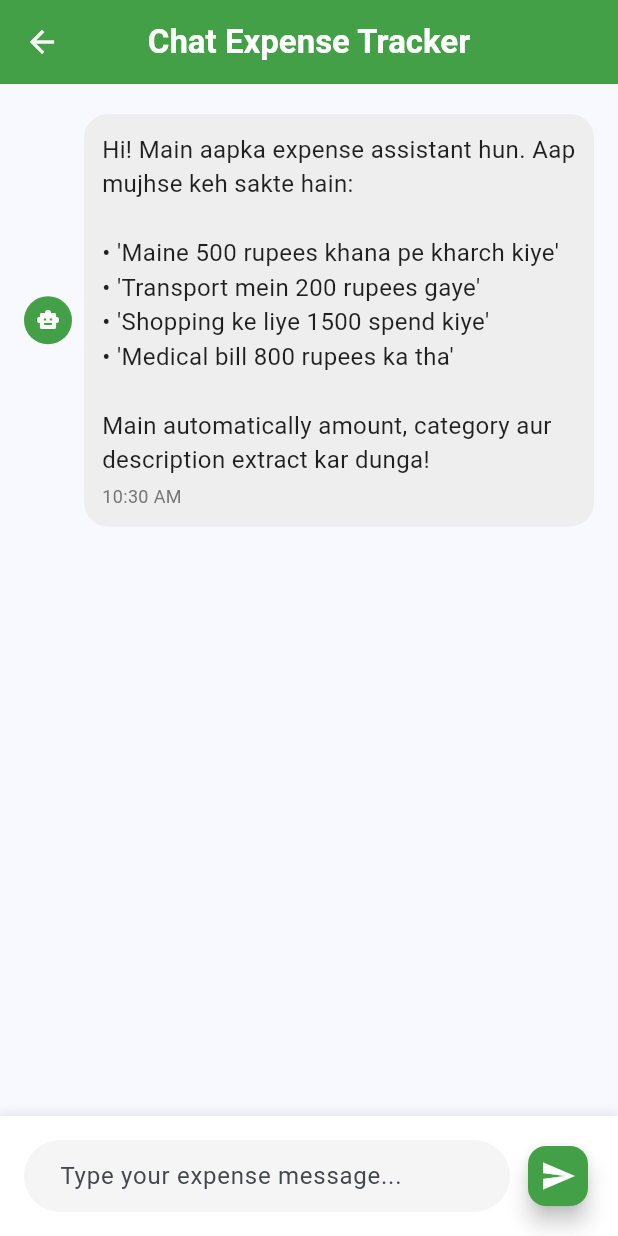
After one commit to faizan0213/expense-tracker, a Flutter app: the screen it shows after launch, after a tap on "Chat to Add Expense", on a phone screen of 412 x 824 dp. The commit adds this screen. Run offline on Flutter 3.47's test engine with Material 3 defaults, Android fonts, the phone set to English and light mode, and no system bars; our stand-ins replace file_picker, image_picker, shared_preferences, supabase_flutter; accounts and stored records are empty.

Commit message:
second commit

```diff
--- a/lib/config/api_config.dart
+++ b/lib/config/api_config.dart
@@ -7,6 +7,7 @@ class ApiConfig {
   // API endpoints
   static const String uploadEndpoint = '/upload-image';
   static const String statusEndpoint = '/status'; // For checking processing status
+  static const String chatExpenseEndpoint = '/api/v1/process-expense-message'; // Chat expense processing
 
   // Request timeout
   static const Duration requestTimeout = Duration(seconds: 30);
--- /dev/null
+++ b/lib/screens/chat_expense_screen.dart
@@ -0,0 +1,333 @@
+import 'package:flutter/material.dart';
+import 'package:intl/intl.dart';
+import '../models/expense.dart';
+import '../services/expense_service.dart';
+import '../services/chat_expense_service.dart';
+
+class ChatExpenseScreen extends StatefulWidget {
+  const ChatExpenseScreen({super.key});
+
+  @override
+  State<ChatExpenseScreen> createState() => _ChatExpenseScreenState();
+}
+
+class _ChatExpenseScreenState extends State<ChatExpenseScreen> {
+  final TextEditingController _messageController = TextEditingController();
+  final ScrollController _scrollController = ScrollController();
+  final List<ChatMessage> _messages = [];
+  bool _isLoading = false;
+
+  @override
+  void initState() {
+    super.initState();
+    _addWelcomeMessage();
+  }
+
+  void _addWelcomeMessage() {
+    _messages.add(ChatMessage(
+      text: "Hi! Main aapka expense assistant hun. Aap mujhse keh sakte hain:\n\n"
+          "• 'Maine 500 rupees khana pe kharch kiye'\n"
+          "• 'Transport mein 200 rupees gaye'\n"
+          "• 'Shopping ke liye 1500 spend kiye'\n"
+          "• 'Medical bill 800 rupees ka tha'\n\n"
+          "Main automatically amount, category aur description extract kar dunga!",
+      isUser: false,
+      timestamp: DateTime.now(),
+    ));
+  }
+
+  void _sendMessage() async {
+    final message = _messageController.text.trim();
+    if (message.isEmpty) return;
+
+    setState(() {
+      _messages.add(ChatMessage(
+        text: message,
+        isUser: true,
+        timestamp: DateTime.now(),
+      ));
+      _isLoading = true;
+    });
+
+    _messageController.clear();
+    _scrollToBottom();
+
+    try {
+      // Process the message to extract expense data
+      final expenseData = await ChatExpenseService.processExpenseMessage(message);
+
+      if (expenseData != null) {
+        // Create expense
+        final expense = Expense(
+          id: DateTime.now().millisecondsSinceEpoch.toString(),
+          amount: expenseData['amount'],
+          category: expenseData['category'],
+          name: expenseData['description'] ?? 'Expense via Chat',
+          mode: 'Cash', // Default payment mode
+          date: DateTime.now(),
+        );
+
+        // Save expense
+        await ExpenseService.addExpense(expense);
+
+        // Add success message
+        setState(() {
+          _messages.add(ChatMessage(
+            text: "✅ Expense successfully added!\n\n"
+                "Amount: ₹${expense.amount.toStringAsFixed(2)}\n"
+                "Category: ${expense.category}\n"
+                "Name: ${expense.name}\n"
+                "Mode: ${expense.mode}\n"
+                "Date: ${DateFormat('dd MMM yyyy, hh:mm a').format(expense.date)}",
+            isUser: false,
+            timestamp: DateTime.now(),
+            expense: expense,
+          ));
+        });
+      } else {
+        // Add error message
+        setState(() {
+          _messages.add(ChatMessage(
+            text: "Sorry, main aapke message se expense details extract nahi kar paya. "
+                "Kripya amount aur category clearly mention kariye.\n\n"
+                "Example: 'Maine 500 rupees food pe spend kiye'",
+            isUser: false,
+            timestamp: DateTime.now(),
+          ));
+        });
+      }
+    } catch (e) {
+      setState(() {
+        _messages.add(ChatMessage(
+          text: "Error occurred: $e\nPlease try again.",
+          isUser: false,
+          timestamp: DateTime.now(),
+        ));
+      });
+    }
+
+    setState(() {
+      _isLoading = false;
+    });
+    _scrollToBottom();
+  }
+
+  void _scrollToBottom() {
+    WidgetsBinding.instance.addPostFrameCallback((_) {
+      if (_scrollController.hasClients) {
+        _scrollController.animateTo(
+          _scrollController.position.maxScrollExtent,
+          duration: const Duration(milliseconds: 300),
+          curve: Curves.easeOut,
+        );
+      }
+    });
+  }
+
+  @override
+  Widget build(BuildContext context) {
+    return Scaffold(
+      appBar: AppBar(
+        title: const Text(
+          'Chat Expense Tracker',
+          style: TextStyle(fontWeight: FontWeight.bold),
+        ),
+        backgroundColor: Colors.green[600],
+        foregroundColor: Colors.white,
+        elevation: 0,
+      ),
+      body: Column(
+        children: [
+          // Chat messages
+          Expanded(
+            child: ListView.builder(
+              controller: _scrollController,
+              padding: const EdgeInsets.all(16),
+              itemCount: _messages.length,
+              itemBuilder: (context, index) {
+                final message = _messages[index];
+                return _buildMessageBubble(message);
+              },
+            ),
+          ),
+
+          // Loading indicator
+          if (_isLoading)
+            const Padding(
+              padding: EdgeInsets.all(8.0),
+              child: CircularProgressIndicator(),
+            ),
+
+          // Message input
+          Container(
+            padding: const EdgeInsets.all(16),
+            decoration: BoxDecoration(
+              color: Colors.white,
+              boxShadow: [
+                BoxShadow(
+                  color: Colors.grey.withOpacity(0.2),
+                  spreadRadius: 1,
+                  blurRadius: 5,
+                  offset: const Offset(0, -2),
+                ),
+              ],
+            ),
+            child: Row(
+              children: [
+                Expanded(
+                  child: TextField(
+                    controller: _messageController,
+                    decoration: InputDecoration(
+                      hintText: 'Type your expense message...',
+                      border: OutlineInputBorder(
+                        borderRadius: BorderRadius.circular(25),
+                        borderSide: BorderSide.none,
+                      ),
+                      filled: true,
+                      fillColor: Colors.grey[100],
+                      contentPadding: const EdgeInsets.symmetric(
+                        horizontal: 20,
+                        vertical: 10,
+                      ),
+                    ),
+                    maxLines: null,
+                    textInputAction: TextInputAction.send,
+                    onSubmitted: (_) => _sendMessage(),
+                  ),
+                ),
+                const SizedBox(width: 8),
+                FloatingActionButton(
+                  onPressed: _isLoading ? null : _sendMessage,
+                  backgroundColor: Colors.green[600],
+                  mini: true,
+                  child: const Icon(Icons.send, color: Colors.white),
+                ),
+              ],
+            ),
+          ),
+        ],
+      ),
+    );
+  }
+
+  Widget _buildMessageBubble(ChatMessage message) {
+    return Padding(
+      padding: const EdgeInsets.symmetric(vertical: 4),
+      child: Row(
+        mainAxisAlignment: message.isUser
+            ? MainAxisAlignment.end
+            : MainAxisAlignment.start,
+        children: [
+          if (!message.isUser) ...[
+            CircleAvatar(
+              backgroundColor: Colors.green[600],
+              radius: 16,
+              child: const Icon(
+                Icons.smart_toy,
+                color: Colors.white,
+                size: 16,
+              ),
+            ),
+            const SizedBox(width: 8),
+          ],
+          Flexible(
+            child: Container(
+              padding: const EdgeInsets.all(12),
+              decoration: BoxDecoration(
+                color: message.isUser
+                    ? Colors.blue[600]
+                    : Colors.grey[200],
+                borderRadius: BorderRadius.circular(16),
+              ),
+              child: Column(
+                crossAxisAlignment: CrossAxisAlignment.start,
+                children: [
+                  Text(
+                    message.text,
+                    style: TextStyle(
+                      color: message.isUser ? Colors.white : Colors.black87,
+                      fontSize: 16,
+                    ),
+                  ),
+                  const SizedBox(height: 4),
+                  Text(
+                    DateFormat('hh:mm a').format(message.timestamp),
+                    style: TextStyle(
+                      color: message.isUser
+                          ? Colors.white70
+                          : Colors.grey[600],
+                      fontSize: 12,
+                    ),
+                  ),
+                  if (message.expense != null) ...[
+                    const SizedBox(height: 8),
+                    Container(
+                      padding: const EdgeInsets.all(8),
+                      decoration: BoxDecoration(
+                        color: Colors.green[50],
+                        borderRadius: BorderRadius.circular(8),
+                        border: Border.all(color: Colors.green[200]!),
+                      ),
+                      child: Row(
+                        mainAxisSize: MainAxisSize.min,
+                        children: [
+                          Icon(
+                            Icons.check_circle,
+                            color: Colors.green[600],
+                            size: 16,
+                          ),
+                          const SizedBox(width: 4),
+                          Text(
+                            'Expense Added',
+                            style: TextStyle(
+                              color: Colors.green[800],
+                              fontSize: 12,
+                              fontWeight: FontWeight.bold,
+                            ),
+                          ),
+                        ],
+                      ),
+                    ),
+                  ],
+                ],
+              ),
+            ),
+          ),
+          if (message.isUser) ...[
+            const SizedBox(width: 8),
+            CircleAvatar(
+              backgroundColor: Colors.blue[600],
+              radius: 16,
+              child: const Icon(
+                Icons.person,
+                color: Colors.white,
+                size: 16,
+              ),
+            ),
+          ],
+        ],
+      ),
+    );
+  }
+
+  @override
+  void dispose() {
+    _messageController.dispose();
+    _scrollController.dispose();
+    super.dispose();
+  }
+}
+
+class ChatMessage {
+  final String text;
+  final bool isUser;
+  final DateTime timestamp;
+  final Expense? expense;
+
+  ChatMessage({
+    required this.text,
+    required this.isUser,
+    required this.timestamp,
+    this.expense,
+  });
+}
--- a/lib/screens/dashboard_screen.dart
+++ b/lib/screens/dashboard_screen.dart
@@ -4,6 +4,7 @@ import '../models/expense.dart';
 import '../services/expense_service.dart';
 import 'add_expense_screen.dart';
 import 'expense_list_screen.dart';
+import 'chat_expense_screen.dart';
 
 class DashboardScreen extends StatefulWidget {
   const DashboardScreen({super.key});
@@ -83,6 +84,15 @@ class _DashboardScreenState extends State<DashboardScreen> {
       context,
       MaterialPageRoute(
         builder: (context) => const ExpenseListScreen(),
+      ),
+    ).then((_) => _loadDashboardData());
+  }
+
+  void _navigateToChatExpense() {
+    Navigator.push(
+      context,
+      MaterialPageRoute(
+        builder: (context) => const ChatExpenseScreen(),
       ),
     ).then((_) => _loadDashboardData());
   }
@@ -312,6 +322,8 @@ class _DashboardScreenState extends State<DashboardScreen> {
                     ],
 
                     // Quick Actions
+                    Column(
+                      children: [
                         Row(
                           children: [
                             Expanded(
@@ -375,6 +387,63 @@ class _DashboardScreenState extends State<DashboardScreen> {
                                         ),
                                       ],
                                     ),
+                                  ),
+                                ),
+                              ),
+                            ),
+                          ],
+                        ),
+                        const SizedBox(height: 16),
+                        // Chat Expense Card - Full Width
+                        Card(
+                          elevation: 4,
+                          shape: RoundedRectangleBorder(
+                            borderRadius: BorderRadius.circular(12),
+                          ),
+                          child: InkWell(
+                            onTap: _navigateToChatExpense,
+                            borderRadius: BorderRadius.circular(12),
+                            child: Container(
+                              width: double.infinity,
+                              padding: const EdgeInsets.all(20),
+                              decoration: BoxDecoration(
+                                borderRadius: BorderRadius.circular(12),
+                                gradient: LinearGradient(
+                                  colors: [Colors.purple[400]!, Colors.purple[600]!],
+                                  begin: Alignment.topLeft,
+                                  end: Alignment.bottomRight,
+                                ),
+                              ),
+                              child: Row(
+                                mainAxisAlignment: MainAxisAlignment.center,
+                                children: [
+                                  const Icon(
+                                    Icons.chat_bubble_outline,
+                                    size: 32,
+                                    color: Colors.white,
+                                  ),
+                                  const SizedBox(width: 12),
+                                  Column(
+                                    crossAxisAlignment: CrossAxisAlignment.start,
+                                    children: [
+                                      const Text(
+                                        'Chat to Add Expense',
+                                        style: TextStyle(
+                                          fontWeight: FontWeight.bold,
+                                          fontSize: 18,
+                                          color: Colors.white,
+                                        ),
+                                      ),
+                                      Text(
+                                        'Tell me your expenses naturally!',
+                                        style: TextStyle(
+                                          fontSize: 14,
+                                          color: Colors.white.withOpacity(0.9),
+                                        ),
+                                      ),
+                                    ],
+                                  ),
+                                ],
                               ),
                             ),
                           ),
@@ -579,9 +648,10 @@ class _DashboardScreenState extends State<DashboardScreen> {
               ),
             ),
       floatingActionButton: FloatingActionButton(
-        onPressed: _navigateToAddExpense,
-        backgroundColor: Colors.blue[600],
-        child: const Icon(Icons.add, color: Colors.white),
+        onPressed: _navigateToChatExpense,
+        backgroundColor: Colors.purple[600],
+        child: const Icon(Icons.chat, color: Colors.white),
+        tooltip: 'Chat to Add Expense',
       ),
     );
   }
--- /dev/null
+++ b/lib/services/chat_expense_service.dart
@@ -0,0 +1,261 @@
+import 'dart:convert';
+import 'package:http/http.dart' as http;
+import '../config/api_config.dart';
+
+class ChatExpenseService {
+  // Categories mapping for Hindi/English words
+  static const Map<String, List<String>> categoryKeywords = {
+    'food': [
+      'khana', 'food', 'restaurant', 'meal', 'breakfast', 'lunch', 'dinner',
+      'snacks', 'coffee', 'tea', 'chai', 'nashta', 'khane', 'pizza', 'burger',
+      'biryani', 'dal', 'rice', 'roti', 'sabzi', 'sweets', 'mithai'
+    ],
+    'transport': [
+      'transport', 'taxi', 'uber', 'ola', 'bus', 'metro', 'train', 'petrol',
+      'diesel', 'fuel', 'auto', 'rickshaw', 'bike', 'car', 'travel', 'safar',
+      'yatra', 'ticket', 'parking'
+    ],
+    'shopping': [
+      'shopping', 'clothes', 'kapde', 'shirt', 'pant', 'shoes', 'jute',
+      'market', 'mall', 'online', 'amazon', 'flipkart', 'dress', 'saree',
+      'kurta', 'accessories', 'bag', 'purse'
+    ],
+    'entertainment': [
+      'movie', 'cinema', 'film', 'entertainment', 'game', 'party', 'club',
+      'concert', 'music', 'book', 'magazine', 'netflix', 'subscription',
+      'youtube', 'spotify', 'manoranjan'
+    ],
+    'bills': [
+      'bill', 'electricity', 'bijli', 'water', 'pani', 'gas', 'internet',
+      'wifi', 'mobile', 'phone', 'recharge', 'rent', 'kiraya', 'maintenance',
+      'society', 'utility'
+    ],
+    'medical': [
+      'medical', 'doctor', 'hospital', 'medicine', 'dawa', 'dawai', 'clinic',
+      'checkup', 'treatment', 'ilaj', 'pharmacy', 'health', 'sehat', 'dentist',
+      'eye', 'test', 'lab', 'x-ray', 'scan'
+    ],
+    'education': [
+      'education', 'school', 'college', 'university', 'course', 'book', 'kitab',
+      'fees', 'tuition', 'coaching', 'class', 'study', 'padhai', 'exam',
+      'stationery', 'pen', 'pencil', 'notebook'
+    ],
+  };
+
+  // Amount extraction patterns
+  static final List<RegExp> amountPatterns = [
+    RegExp(r'(\d+(?:\.\d+)?)\s*(?:rupees?|rs\.?|₹)', caseSensitive: false),
+    RegExp(r'₹\s*(\d+(?:\.\d+)?)', caseSensitive: false),
+    RegExp(r'rs\.?\s*(\d+(?:\.\d+)?)', caseSensitive: false),
+    RegExp(r'(\d+(?:\.\d+)?)\s*(?:rupaye|rupaiye)', caseSensitive: false),
+    RegExp(r'(\d+(?:\.\d+)?)', caseSensitive: false), // fallback for any number
+  ];
+
+  // Expense action words
+  static final List<String> expenseActions = [
+    'spent', 'spend', 'kharch', 'kharcha', 'kiye', 'kiya', 'gaye', 'gaya',
+    'paid', 'pay', 'diye', 'diya', 'bought', 'buy', 'kharida', 'kharide',
+    'liya', 'liye', 'cost', 'costed', 'lagaye', 'laga', 'bill', 'expense'
+  ];
+
+  static Future<Map<String, dynamic>?> processExpenseMessage(String message) async {
+    try {
+      // First try to use API for better processing
+      final apiResult = await _processWithAPI(message);
+      if (apiResult != null) {
+        return apiResult;
+      }
+
+      // Fallback to local processing
+      return _processLocally(message);
+    } catch (e) {
+      print('Error in processExpenseMessage: $e');
+      // Fallback to local processing
+      return _processLocally(message);
+    }
+  }
+
+  static Future<Map<String, dynamic>?> _processWithAPI(String message) async {
+    try {
+      // Check if server is reachable
+      final isReachable = await ApiConfig.isServerReachable();
+      if (!isReachable) {
+        print('API server not reachable, using local processing');
+        return null;
+      }
+
+      // Send request to backend API for NLP processing
+      // Backend team ka endpoint
+      final response = await http.post(
+        Uri.parse(ApiConfig.getFullUrl(ApiConfig.chatExpenseEndpoint)),
+        headers: {
+          'Content-Type': 'application/json',
+        },
+        body: jsonEncode({
+          'message': message,
+          'language': 'mixed', // Hindi + English
+        }),
+      ).timeout(ApiConfig.requestTimeout);
+
+      if (response.statusCode == 200) {
+        final data = jsonDecode(response.body);
+
+        // Validate response structure
+        if (data['success'] == true && data['expense'] != null) {
+          final expense = data['expense'];
+
+          // Validate required fields
+          if (expense['amount'] != null &&
+              expense['category'] != null &&
+              expense['description'] != null) {
+            return {
+              'amount': expense['amount'].toDouble(),
+              'category': expense['category'].toString(),
+              'description': expense['description'].toString(),
+            };
+          }
+        }
+      }
+
+      return null;
+    } catch (e) {
+      print('API processing failed: $e');
+      return null;
+    }
+  }
+
+  static Map<String, dynamic>? _processLocally(String message) {
+    final lowerMessage = message.toLowerCase();
+
+    // Check if message contains expense-related words
+    bool hasExpenseAction = expenseActions.any((action) =>
+        lowerMessage.contains(action.toLowerCase()));
+
+    if (!hasExpenseAction) {
+      return null;
+    }
+
+    // Extract amount
+    double? amount = _extractAmount(lowerMessage);
+    if (amount == null || amount <= 0) {
+      return null;
+    }
+
+    // Extract category
+    String category = _extractCategory(lowerMessage);
+
+    // Generate description
+    String description = _generateDescription(message, category, amount);
+
+    return {
+      'amount': amount,
+      'category': category,
+      'description': description,
+    };
+  }
+
+  static double? _extractAmount(String message) {
+    for (final pattern in amountPatterns) {
+      final match = pattern.firstMatch(message);
+      if (match != null) {
+        final amountStr = match.group(1);
+        if (amountStr != null) {
+          final amount = double.tryParse(amountStr);
+          if (amount != null && amount > 0) {
+            return amount;
+          }
+        }
+      }
+    }
+    return null;
+  }
+
+  static String _extractCategory(String message) {
+    final lowerMessage = message.toLowerCase();
+
+    // Check each category's keywords
+    for (final entry in categoryKeywords.entries) {
+      final category = entry.key;
+      final keywords = entry.value;
+
+      for (final keyword in keywords) {
+        if (lowerMessage.contains(keyword.toLowerCase())) {
+          return category;
+        }
+      }
+    }
+
+    return 'other'; // default category
+  }
+
+  static String _generateDescription(String originalMessage, String category, double amount) {
+    // Clean up the message to create a description
+    String description = originalMessage.trim();
+
+    // Remove common expense action words for cleaner description
+    final wordsToRemove = [
+      'maine', 'main', 'ne', 'mein', 'me', 'i', 'spent', 'spend', 'paid', 'pay',
+      'kiye', 'kiya', 'gaye', 'gaya', 'diye', 'diya', 'kharch', 'kharcha',
+      'rupees', 'rupaye', 'rupaiye', 'rs', '₹'
+    ];
+
+    List<String> words = description.split(' ');
+    words = words.where((word) {
+      final cleanWord = word.toLowerCase().replaceAll(RegExp(r'[^\w]'), '');
+      return !wordsToRemove.contains(cleanWord) &&
+             !RegExp(r'^\d+(\.\d+)?$').hasMatch(cleanWord);
+    }).toList();
+
+    description = words.join(' ').trim();
+
+    // If description is too short or empty, generate based on category
+    if (description.length < 5) {
+      switch (category) {
+        case 'food':
+          description = 'Food expense';
+          break;
+        case 'transport':
+          description = 'Transportation expense';
+          break;
+        case 'shopping':
+          description = 'Shopping expense';
+          break;
+        case 'entertainment':
+          description = 'Entertainment expense';
+          break;
+        case 'bills':
+          description = 'Bill payment';
+          break;
+        case 'medical':
+          description = 'Medical expense';
+          break;
+        case 'education':
+          description = 'Education expense';
+          break;
+        default:
+          description = 'General expense';
+      }
+    }
+
+    return description;
+  }
+
+  // Helper method to get category suggestions
+  static List<String> getCategorySuggestions() {
+    return categoryKeywords.keys.toList();
+  }
+
+  // Helper method to get example messages
+  static List<String> getExampleMessages() {
+    return [
+      'Maine 500 rupees khana pe kharch kiye',
+      'Transport mein 200 rupees gaye',
+      'Shopping ke liye 1500 spend kiye',
+      'Medical bill 800 rupees ka tha',
+      'Petrol mein 2000 rupees bharwaye',
+      'Movie ticket ke liye 300 paid kiye',
+      'Electricity bill 1200 rupees ka aaya',
+      'Books ke liye 800 rupees kharche',
+    ];
+  }
+}
```
Also changed, not shown: 1 other file. Lines whose indentation alone changed are shown as unchanged.
